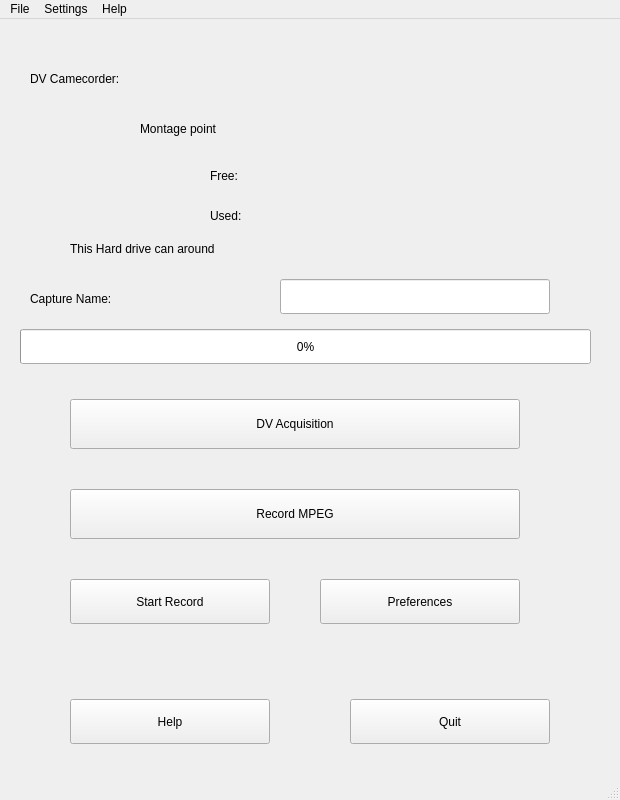
olielvewen/QDvGrab, file src/ui/QDvgrab.ui: the form before one commit.
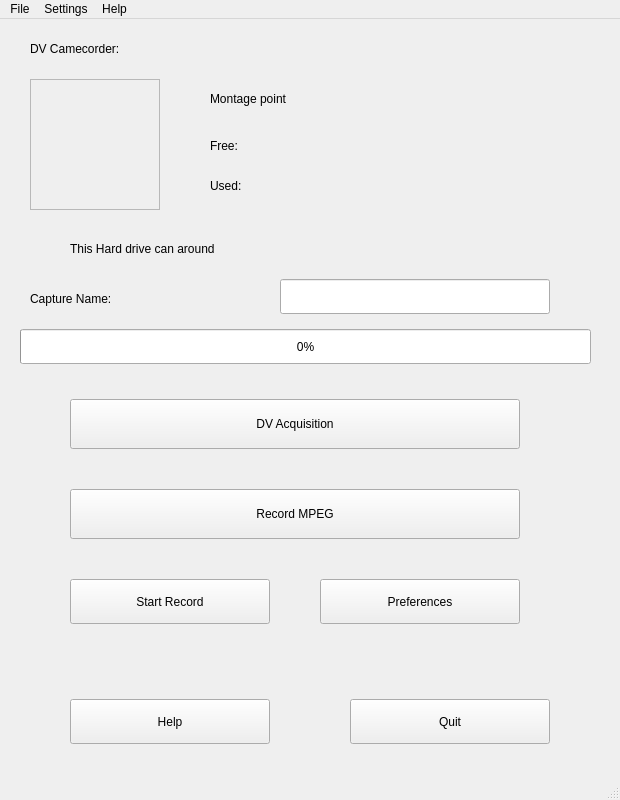
The form after the commit. Icons and pictures are not drawn.

Commit message: added an nice icon of Hard Drive for space free and used

```diff
--- a/src/ui/QDvgrab.ui
+++ b/src/ui/QDvgrab.ui
@@ -28,7 +28,7 @@
     <property name="geometry">
      <rect>
       <x>30</x>
-      <y>50</y>
+      <y>20</y>
       <width>250</width>
       <height>20</height>
      </rect>
@@ -40,8 +40,8 @@
    <widget class="QLabel" name="lblcamcorder">
     <property name="geometry">
      <rect>
-      <x>320</x>
-      <y>50</y>
+      <x>330</x>
+      <y>20</y>
       <width>250</width>
       <height>20</height>
      </rect>
@@ -50,8 +50,8 @@
    <widget class="QLabel" name="label">
     <property name="geometry">
      <rect>
-      <x>140</x>
-      <y>100</y>
+      <x>210</x>
+      <y>70</y>
       <width>250</width>
       <height>20</height>
      </rect>
@@ -64,7 +64,7 @@
     <property name="geometry">
      <rect>
       <x>210</x>
-      <y>150</y>
+      <y>120</y>
       <width>90</width>
       <height>14</height>
      </rect>
@@ -87,7 +87,7 @@
     <property name="geometry">
      <rect>
       <x>210</x>
-      <y>190</y>
+      <y>160</y>
       <width>90</width>
       <height>14</height>
      </rect>
@@ -311,6 +311,41 @@
      </rect>
     </property>
    </widget>
+   <widget class="QFrame" name="frame">
+    <property name="geometry">
+     <rect>
+      <x>30</x>
+      <y>60</y>
+      <width>130</width>
+      <height>131</height>
+     </rect>
+    </property>
+    <property name="minimumSize">
+     <size>
+      <width>130</width>
+      <height>131</height>
+     </size>
+    </property>
+    <property name="frameShape">
+     <enum>QFrame::StyledPanel</enum>
+    </property>
+    <property name="frameShadow">
+     <enum>QFrame::Raised</enum>
+    </property>
+    <widget class="QLabel" name="label_5">
+     <property name="geometry">
+      <rect>
+       <x>0</x>
+       <y>0</y>
+       <width>130</width>
+       <height>131</height>
+      </rect>
+     </property>
+     <property name="pixmap">
+      <pixmap>../images/drive-harddisk.png</pixmap>
+     </property>
+    </widget>
+   </widget>
   </widget>
   <widget class="QMenuBar" name="menubar">
    <property name="geometry">
```
The commit also changes 1 other file.
